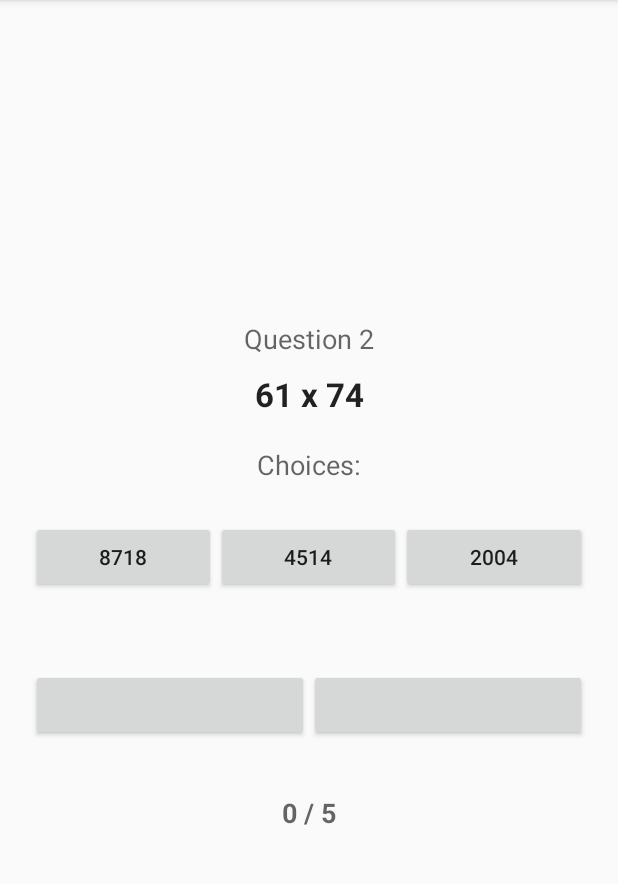
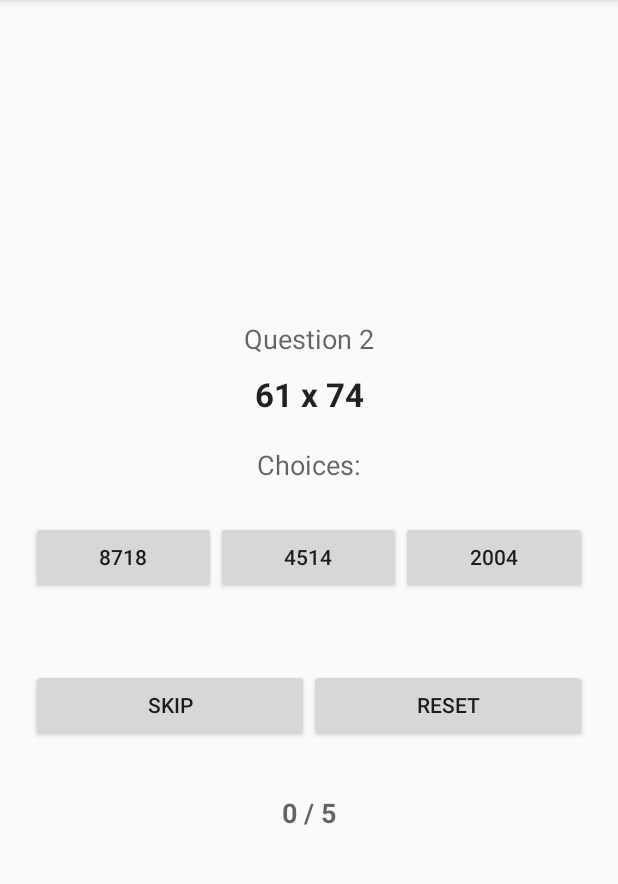
Before and after one commit to reneilpascua/GlobalMathGame, an Android app: the GameActivity screen opened directly, with no data from a screen before it, after a tap on an icon or button, on a phone screen of 412 x 824 dp, the part 84-968 px from its top. Run offline under Robolectric (Android 15) with nearby library versions, the phone set to English and light mode, and no system bars.

Commit message:
game done. need notification and languages

```diff
--- a/app/src/main/java/ca/bcit/globalmathgame/GameActivity.java
+++ b/app/src/main/java/ca/bcit/globalmathgame/GameActivity.java
@@ -2,6 +2,10 @@ package ca.bcit.globalmathgame;
 
 import androidx.appcompat.app.AppCompatActivity;
 
+import android.app.Notification;
+import android.app.NotificationManager;
+import android.app.PendingIntent;
+import android.content.Intent;
 import android.os.Bundle;
 import android.view.View;
 import android.widget.Button;
@@ -17,6 +21,10 @@ public class GameActivity extends AppCompatActivity {
     private TextView tv_question;
     private Button[] choices;
     private TextView tv_score;
+    private Button btn_skip;
+    private boolean finished=false;
+
+    private NotificationManager nm;
 
     Random r = new Random();
     private MathQuestion[] questions;
@@ -29,6 +37,8 @@ public class GameActivity extends AppCompatActivity {
     protected void onCreate(Bundle savedInstanceState) {
         super.onCreate(savedInstanceState);
         setContentView(R.layout.activity_game);
+
+        nm = (NotificationManager) getSystemService(NOTIFICATION_SERVICE);
 
         qNum =0;
         curScore=0;
@@ -55,6 +65,7 @@ public class GameActivity extends AppCompatActivity {
         choices[0] = findViewById(R.id.btn_ans1);
         choices[1] = findViewById(R.id.btn_ans2);
         choices[2] = findViewById(R.id.btn_ans3);
+        btn_skip = findViewById(R.id.btn_skip);
 
         tv_score = findViewById(R.id.tv_score);
     }
@@ -69,7 +80,8 @@ public class GameActivity extends AppCompatActivity {
     private void renderQuestion() {
         MathQuestion cur = questions[qNum];
 
-        tv_questionLabel.setText("Question "+ (qNum+1));
+        String qLabel = getResources().getString(R.string.questionLabel);
+        tv_questionLabel.setText(qLabel + " "+ (qNum+1));
         tv_question.setText(cur.getLeftOp()+" "+cur.getOperation()+" "+cur.getRightOp());
 
         int correctBtn = r.nextInt(3);
@@ -85,24 +97,81 @@ public class GameActivity extends AppCompatActivity {
     }
 
     public void makeGuess(View view) {
-        Button b = (Button) view;
-        int guess = Integer.parseInt(b.getText().toString());
+        if (finished) return;
+        if (qNum<NUMQUESTIONS) {
+            Button b = (Button) view;
+            int guess = Integer.parseInt(b.getText().toString());
+            guess(guess);
 
+            if (qNum<NUMQUESTIONS-1) {
+                nextQuestion();
+            } else {
+                tv_score.setText(curScore+" / "+NUMQUESTIONS);
+                finishGame();
+            }
+        } else {
+            finishGame();
+
+        }
+    }
+
+    private void guess(int guess) {
         if (guess == questions[qNum].getCorrectAnswer()) {
             curScore++;
             Toast.makeText(this, R.string.correct,Toast.LENGTH_SHORT).show();
         } else {
             Toast.makeText(this, R.string.wrong,Toast.LENGTH_SHORT).show();
         }
+    }
 
+    public void skipQuestion(View v) {
+        if (qNum<NUMQUESTIONS-1) {
+            nextQuestion();
+        } else {
+            finishGame();
+        }
+    }
+
+    private void nextQuestion() {
         qNum++;
+        renderQuestion();
+    }
 
-        if (qNum == NUMQUESTIONS) { // game has finished
-            qNum=0;
-            curScore=0;
-            generateQuiz();
+    public void resetQuiz(View view) {
+        qNum=0;
+        curScore=0;
+        generateQuiz();
+        renderQuestion();
+        btn_skip.setText(R.string.skip);
+        finished=false;
+    }
+
+    private void finishGame() {
+        for (Button btn:choices) {
+            btn.setText("--");
         }
-        renderQuestion();
+        btn_skip.setText("--");
+        finished=true;
 
+        // notification
+        makeNotification();
+    }
+
+    private void makeNotification() {
+        Intent intent = new Intent(this, GameActivity.class);
+// use System.currentTimeMillis() to have a unique ID for the pending intent
+        PendingIntent pIntent = PendingIntent.getActivity(this, (int) System.currentTimeMillis(), intent, 0);
+
+// build notification
+// the addAction re-use the same intent to keep the example short
+        Notification n  = new Notification.Builder(this)
+                .setContentTitle("New mail from " + "test@gmail.com")
+                .setContentText("Subject")
+                .setSmallIcon(R.drawable.ic_launcher_background)
+                .setContentIntent(pIntent)
+                .setAutoCancel(true).build();
+
+
+        nm.notify(0, n);
     }
 }
--- a/app/src/main/res/layout/activity_game.xml
+++ b/app/src/main/res/layout/activity_game.xml
@@ -71,14 +71,18 @@
 
         <Button
             android:id="@+id/btn_skip"
+            android:text="@string/skip"
             android:layout_width="0px"
             android:layout_height="wrap_content"
-            android:layout_weight="1"/>
+            android:layout_weight="1"
+            android:onClick="skipQuestion"/>
         <Button
-            android:id="@+id/btn_rest"
+            android:id="@+id/btn_reset"
+            android:text="@string/reset"
             android:layout_width="0px"
             android:layout_height="wrap_content"
-            android:layout_weight="1"/>
+            android:layout_weight="1"
+            android:onClick="resetQuiz"/>
 
     </LinearLayout>
 
--- a/app/src/main/res/values/strings.xml
+++ b/app/src/main/res/values/strings.xml
@@ -1,8 +1,11 @@
 <resources>
     <string name="app_name">Global Math Game</string>
     <string name="startGame">start game</string>
-    <string name="questionLabel">Question:</string>
+    <string name="questionLabel">Question </string>
     <string name="answersLabel">Choices:</string>
     <string name="correct">Correct!</string>
     <string name="wrong">Wrong!</string>
+    <string name="skip">skip</string>
+    <string name="rest">rest</string>
+    <string name="reset">reset</string>
 </resources>
```
